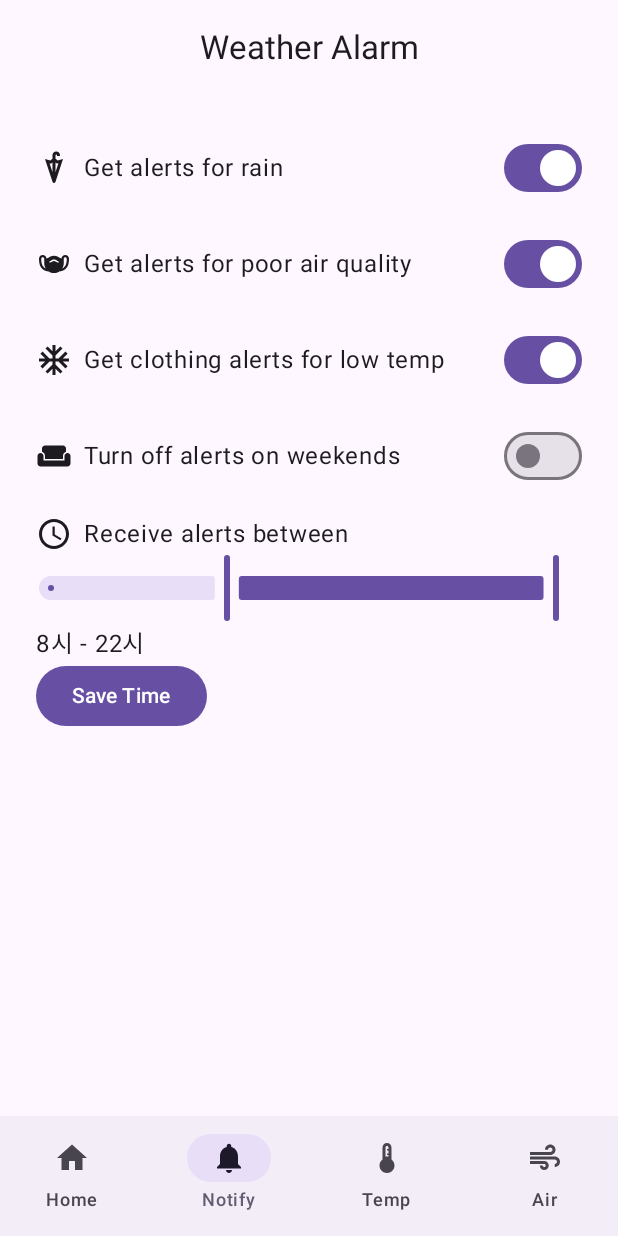
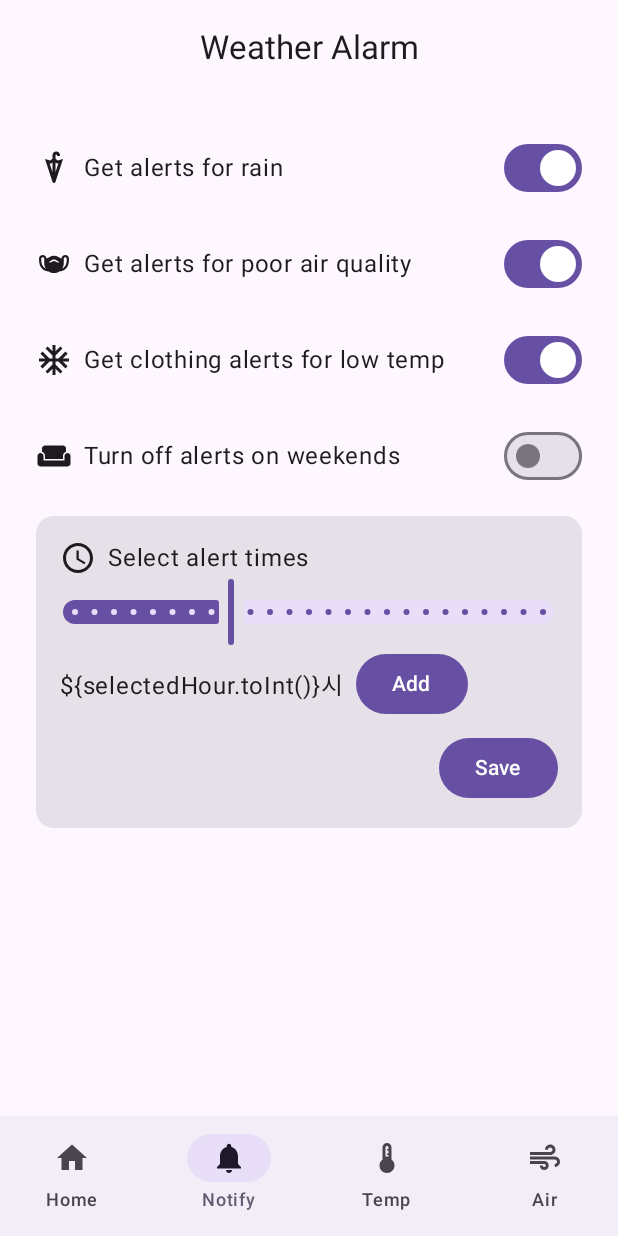
Before and after one commit to JaeYunChung/android-weather-notification-service, an Android app built with Jetpack Compose: the screen it shows after launch (MainActivity), item 2 of the bottom bar chosen, on a phone screen of 412 x 824 dp. Run offline under Robolectric (Android 15) with nearby library versions, the phone set to English and light mode, and no system bars; our stand-ins replace livedata-compose.

Commit message:
Style notification time section with cards

```diff
--- a/app/src/main/java/com/example/weather_notification_service/domain/dto/NotificationTimeRequest.kt
+++ b/app/src/main/java/com/example/weather_notification_service/domain/dto/NotificationTimeRequest.kt
@@ -2,6 +2,5 @@ package com.example.weather_notification_service.domain.dto
 
 data class NotificationTimeRequest(
     val memberId: String,
-    val startHour: Int,
-    val endHour: Int,
+    val hours: List<Int>,
 )
--- a/app/src/main/java/com/example/weather_notification_service/setting_screen/CustomSettingScreen.kt
+++ b/app/src/main/java/com/example/weather_notification_service/setting_screen/CustomSettingScreen.kt
@@ -4,17 +4,24 @@ import android.content.Context
 import android.util.Log
 import android.widget.Toast
 import androidx.compose.foundation.layout.*
+import androidx.compose.foundation.layout.FlowRow
 import androidx.compose.material.icons.Icons
 import androidx.compose.material.icons.filled.AcUnit
 import androidx.compose.material.icons.filled.Masks
 import androidx.compose.material.icons.filled.Umbrella
 import androidx.compose.material.icons.filled.Weekend
 import androidx.compose.material.icons.filled.Schedule
+import androidx.compose.material.icons.filled.Close
 import androidx.compose.material3.Icon
 import androidx.compose.material3.Switch
 import androidx.compose.material3.Text
-import androidx.compose.material3.RangeSlider
+import androidx.compose.material3.Slider
 import androidx.compose.material3.Button
+import androidx.compose.material3.Card
+import androidx.compose.material3.CardDefaults
+import androidx.compose.material3.IconButton
+import androidx.compose.material3.MaterialTheme
+import androidx.compose.foundation.BorderStroke
 import androidx.compose.runtime.*
 import androidx.compose.ui.Alignment
 import androidx.compose.ui.Modifier
@@ -39,7 +46,8 @@ fun NotificationSettingsScreen() {
     var dustAlert by remember { mutableStateOf(true) }
     var tempAlert by remember { mutableStateOf(true) }
     var weekendOff by remember { mutableStateOf(false) }
-    var timeRange by remember { mutableStateOf(8f..22f) }
+    var selectedHour by remember { mutableStateOf(8f) }
+    var alertTimes by remember { mutableStateOf(listOf<Int>()) }
 
     LaunchedEffect(Unit) {
         try {
@@ -142,21 +150,62 @@ fun NotificationSettingsScreen() {
             onToggle = { weekendOff = it }
         )
 
-        Column(modifier = Modifier.fillMaxWidth()) {
+        Card(
+            modifier = Modifier.fillMaxWidth(),
+            colors = CardDefaults.cardColors()
+        ) {
+            Column(modifier = Modifier.fillMaxWidth().padding(16.dp)) {
                 Row(verticalAlignment = Alignment.CenterVertically) {
-                Icon(Icons.Default.Schedule, contentDescription = null, modifier = Modifier.padding(end = 8.dp))
-                Text("Receive alerts between")
+                    Icon(
+                        Icons.Default.Schedule,
+                        contentDescription = null,
+                        modifier = Modifier.padding(end = 8.dp)
+                    )
+                    Text("Select alert times")
                 }
-            RangeSlider(
-                value = timeRange,
-                onValueChange = { timeRange = it },
-                valueRange = 0f..23f
+                Slider(
+                    value = selectedHour,
+                    onValueChange = { selectedHour = it },
+                    valueRange = 0f..23f,
+                    steps = 23
                 )
-            Text("${timeRange.start.toInt()}시 - ${timeRange.endInclusive.toInt()}시")
+                Row(verticalAlignment = Alignment.CenterVertically) {
+                    Text("${'$'}{selectedHour.toInt()}시")
+                    Spacer(modifier = Modifier.width(8.dp))
                     Button(onClick = {
+                        val hour = selectedHour.toInt()
+                        if (!alertTimes.contains(hour)) {
+                            alertTimes = alertTimes + hour
+                        }
+                    }) {
+                        Text("Add")
+                    }
+                }
+                FlowRow(modifier = Modifier.fillMaxWidth(), horizontalArrangement = Arrangement.spacedBy(8.dp)) {
+                    alertTimes.sorted().forEach { hour ->
+                        Card(
+                            border = BorderStroke(1.dp, MaterialTheme.colorScheme.outline),
+                            colors = CardDefaults.outlinedCardColors(),
+                            modifier = Modifier.padding(top = 8.dp)
+                        ) {
+                            Row(
+                                verticalAlignment = Alignment.CenterVertically,
+                                modifier = Modifier.padding(horizontal = 12.dp, vertical = 4.dp)
+                            ) {
+                                Text("${'$'}hour시")
+                                IconButton(onClick = { alertTimes = alertTimes - hour }) {
+                                    Icon(Icons.Default.Close, contentDescription = "Remove")
+                                }
+                            }
+                        }
+                    }
+                }
+                Spacer(modifier = Modifier.height(8.dp))
+                Button(
+                    onClick = {
                         coroutineScope.launch {
                             try {
-                        val request = NotificationTimeRequest(memberId, timeRange.start.toInt(), timeRange.endInclusive.toInt())
+                                val request = NotificationTimeRequest(memberId, alertTimes)
                                 val response = RetrofitClient.apiService.saveNotificationTime(request)
                                 if (response.isSuccessful) {
                                     Toast.makeText(context, "시간 설정이 저장되었습니다", Toast.LENGTH_SHORT).show()
@@ -167,8 +216,11 @@ fun NotificationSettingsScreen() {
                                 Toast.makeText(context, "네트워크 오류", Toast.LENGTH_SHORT).show()
                             }
                         }
-            }) {
-                Text("Save Time")
+                    },
+                    modifier = Modifier.align(Alignment.End)
+                ) {
+                    Text("Save")
+                }
             }
         }
     }
```
Lines whose indentation alone changed are shown as unchanged.
